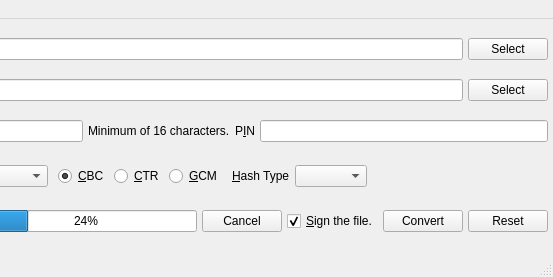
Qt form UI/encryptfile.ui (xloem/spot-on-svn) before a commit; both pictures show x 252 to 805 and y 0 to 277 of the 805 by 277 pixel window.
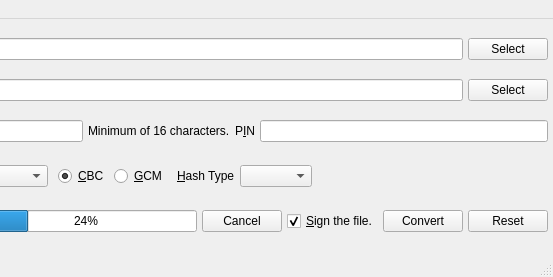
The same form after that commit. Icons and pictures are not drawn.

The edit to the form file:
```diff
--- a/UI/encryptfile.ui
+++ b/UI/encryptfile.ui
@@ -187,13 +187,6 @@
            </property>
           </widget>
          </item>
-         <item>
-          <widget class="QRadioButton" name="ctr">
-           <property name="text">
-            <string>&amp;CTR</string>
-           </property>
-          </widget>
-         </item>
          <item>
           <widget class="QRadioButton" name="gcm">
            <property name="text">
```
Left out of the diff: 3 changed lines with no effect on the pictures.
